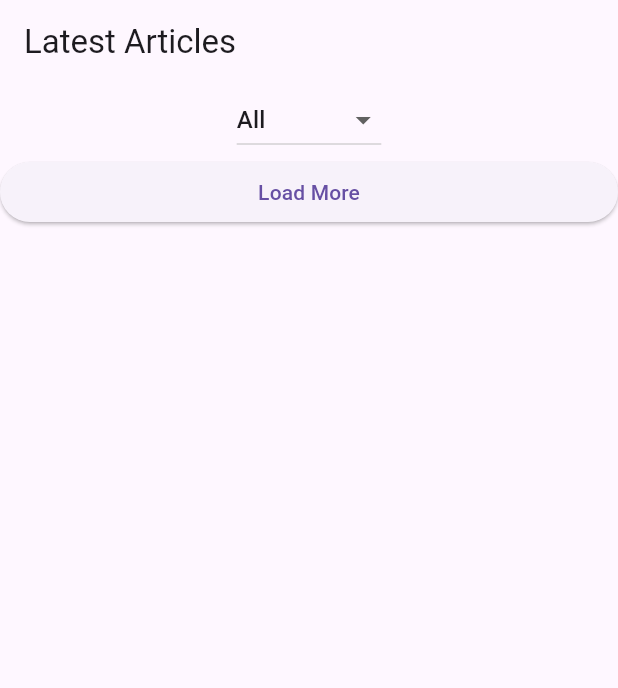
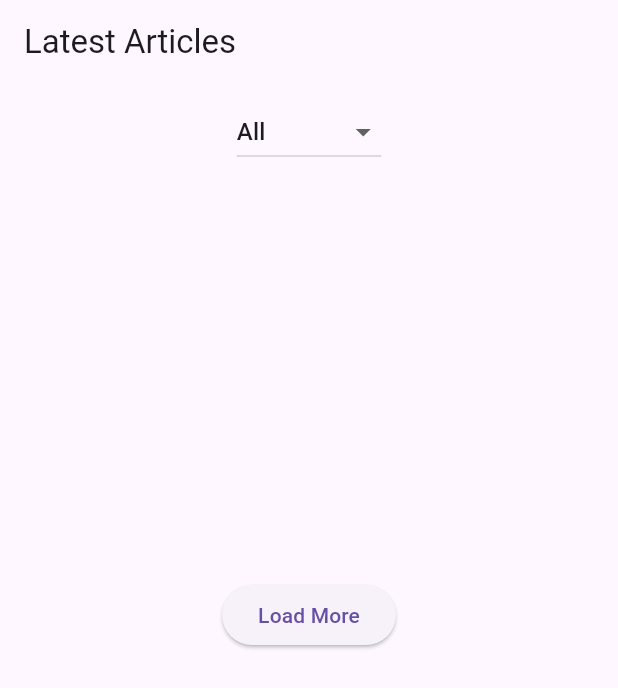
Before and after one commit to iampoty/cmsClaude, a Flutter app: the screen it shows after launch, after a tap on "Load More", on a phone screen of 412 x 824 dp. Shown: the top 688 px of the screen. Run offline on Flutter 3.47's test engine with Material 3 defaults, Android fonts, the light colour scheme and no system bars; network calls fail.

Commit message:
-support large screen (3 columns)

```diff
--- a/cms_apps/lib/article_service.dart
+++ b/cms_apps/lib/article_service.dart
@@ -53,10 +53,10 @@ class ArticleService {
 
     if (response.statusCode == 200) {
       final List<dynamic> jsonData = json.decode(response.body);
-      log("!!!!!!!!!!!!!!!!!!!!!jsonData in getArticles$jsonData");
+      // log("!!!!!!!!!!!!!!!!!!!!!jsonData in getArticles$jsonData");
       return jsonData.map((json) => Article.fromJson(json)).toList();
     } else {
-      log("!!!!!!!!!!!!!!!!!!!!!error in getArticles");
+      // log("!!!!!!!!!!!!!!!!!!!!!error in getArticles");
       // debugPrint("error in getArticles");
       throw Exception('Failed to load articles');
     }
--- a/cms_apps/lib/home_screen.dart
+++ b/cms_apps/lib/home_screen.dart
@@ -2,7 +2,6 @@ import 'package:flutter/material.dart';
 import 'article_card.dart';
 import 'article_service.dart';
 import 'article_view_screen.dart';
-import 'dart:developer';
 
 class HomeScreen extends StatefulWidget {
   @override
@@ -15,6 +14,7 @@ class _HomeScreenState extends State<HomeScreen> {
   int _page = 1;
   bool _hasMore = true;
   String _selectedStatus = '';
+  bool _isLoading = false;
 
   @override
   void initState() {
@@ -23,6 +23,12 @@ class _HomeScreenState extends State<HomeScreen> {
   }
 
   Future<void> _loadArticles({bool refresh = false}) async {
+    if (_isLoading) return;
+
+    setState(() {
+      _isLoading = true;
+    });
+
     if (refresh) {
       setState(() {
         _page = 1;
@@ -30,19 +36,26 @@ class _HomeScreenState extends State<HomeScreen> {
       });
     }
 
+    try {
       final newArticles = await _articleService.getArticles(
         page: _page,
-      limit: 2,
+        limit: 6, // เพิ่มจำนวนบทความที่โหลดต่อครั้ง
         status: _selectedStatus,
       );
 
-    log("!!!!!!!!!!!!!!!!!!!!!newArticles in _loadArticles$newArticles");
-
       setState(() {
         _articles.addAll(newArticles);
-      _hasMore = newArticles.length == 2;
+        _hasMore = newArticles.length == 6;
         if (_hasMore) _page++;
       });
+    } catch (e) {
+      // จัดการข้อผิดพลาด
+      print('Error loading articles: $e');
+    } finally {
+      setState(() {
+        _isLoading = false;
+      });
+    }
   }
 
   @override
@@ -55,7 +68,15 @@ class _HomeScreenState extends State<HomeScreen> {
           Expanded(
             child: RefreshIndicator(
               onRefresh: () => _loadArticles(refresh: true),
-              child: ListView.builder(
+              child: LayoutBuilder(
+                builder: (context, constraints) {
+                  return GridView.builder(
+                    gridDelegate: SliverGridDelegateWithFixedCrossAxisCount(
+                      crossAxisCount: constraints.maxWidth > 900 ? 3 : 1,
+                      childAspectRatio: 0.7, // ปรับอัตราส่วนนี้ตามความเหมาะสม
+                      crossAxisSpacing: 10,
+                      mainAxisSpacing: 10,
+                    ),
                     itemCount: _articles.length + 1,
                     itemBuilder: (context, index) {
                       if (index == _articles.length) {
@@ -64,6 +85,9 @@ class _HomeScreenState extends State<HomeScreen> {
                       return ArticleCard(
                         article: _articles[index],
                         onTap: () => _openArticle(_articles[index]),
+                      );
+                    },
+                    padding: EdgeInsets.all(10),
                   );
                 },
               ),
@@ -75,7 +99,9 @@ class _HomeScreenState extends State<HomeScreen> {
   }
 
   Widget _buildStatusFilter() {
-    return DropdownButton<String>(
+    return Padding(
+      padding: const EdgeInsets.all(8.0),
+      child: DropdownButton<String>(
         value: _selectedStatus,
         items: [
           DropdownMenuItem(child: Text('All'), value: ''),
@@ -89,14 +115,18 @@ class _HomeScreenState extends State<HomeScreen> {
             _loadArticles(refresh: true);
           });
         },
+      ),
     );
   }
 
   Widget _buildLoadMoreButton() {
     return _hasMore
-        ? ElevatedButton(
-            child: Text('Load More'),
-            onPressed: _loadArticles,
+        ? Center(
+            child: ElevatedButton(
+              child:
+                  _isLoading ? CircularProgressIndicator() : Text('Load More'),
+              onPressed: _isLoading ? null : _loadArticles,
+            ),
           )
         : SizedBox.shrink();
   }
```
Also changed, not shown: cms_apps/lib/article_card.dart (+26 -11 lines), 1 other file. Lines whose indentation alone changed are shown as unchanged.
